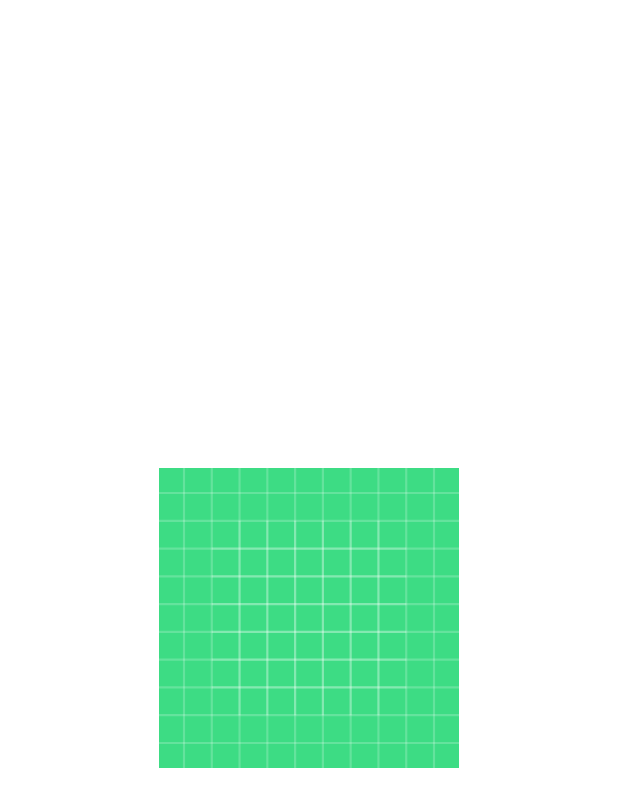
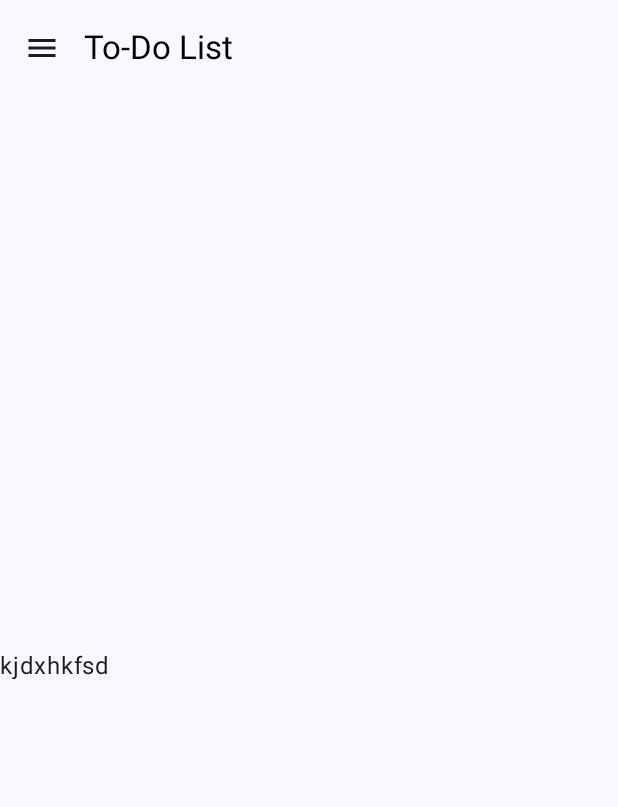
Before and after one commit to radwan-77/lista_project, an Android app built with Jetpack Compose: the composable HomeScreen shown on its own in the app's theme, on a phone screen of 412 x 824 dp. Shown: the top 807 px of the screen. Run offline under Robolectric (Android 15) with nearby library versions, the phone set to English and light mode, and no system bars; 1 statement that could not run was skipped.

Commit message:
day one finished

```diff
--- /dev/null
+++ b/app/src/main/java/com/example/lista/Model/DrawerNavItem.kt
@@ -0,0 +1,3 @@
+package com.example.lista.Model
+
+import androidx.compose.ui.graphics.vector.ImageVector
--- /dev/null
+++ b/app/src/main/java/com/example/lista/Model/DrawerViewModel.kt
@@ -0,0 +1,32 @@
+package com.example.lista.Model
+
+import androidx.compose.material.icons.Icons
+import androidx.compose.material.icons.filled.Home
+import androidx.compose.material.icons.filled.Menu
+import androidx.compose.material3.DrawerValue
+import androidx.compose.material3.rememberDrawerState
+import androidx.compose.runtime.getValue
+import androidx.compose.runtime.mutableIntStateOf
+import androidx.compose.runtime.rememberCoroutineScope
+import androidx.compose.runtime.saveable.rememberSaveable
+import androidx.compose.ui.graphics.vector.ImageVector
+import androidx.lifecycle.ViewModel
+
+class DrawerViewModel : ViewModel() {
+    data class DrawerNavItem (
+    val title: String,
+    val SelectedIcon : ImageVector,
+    val unSelectedIcon : ImageVector,
+    val BadgeCount : Int? = null
+    )
+
+    val itemsDrawerBar = listOf(
+        DrawerViewModel.DrawerNavItem("Home", Icons.Default.Menu, Icons.Default.Menu),
+        DrawerViewModel.DrawerNavItem("Pomodoro", Icons.Default.Menu, Icons.Default.Menu),
+        DrawerViewModel.DrawerNavItem("Profile", Icons.Default.Menu, Icons.Default.Menu)
+    )
+    fun getDrawerItems() = itemsDrawerBar
+
+
+
+}
--- a/app/src/main/java/com/example/lista/Model/Route.kt
+++ b/app/src/main/java/com/example/lista/Model/Route.kt
@@ -7,4 +7,6 @@ object Route
     val forgetPassword = "forgetPassword"
     val register = "register"
     val emailVerification = "emailVerification"
+    val splash = "splash"
+    val WelcomePage = "WelcomePage"
 }
--- a/app/src/main/java/com/example/lista/Screens/home.kt
+++ b/app/src/main/java/com/example/lista/Screens/home.kt
@@ -1,35 +1,143 @@
 package com.example.lista.Screens
 
+
+
+import androidx.compose.material.icons.Icons
+import androidx.compose.material3.*
+import androidx.compose.runtime.saveable.rememberSaveable
+import androidx.compose.ui.Modifier
+import androidx.compose.ui.graphics.Color
+import androidx.compose.ui.unit.dp
+import androidx.lifecycle.viewmodel.compose.viewModel
+import kotlinx.coroutines.launch
+import androidx.compose.material3.Text as Text
 import androidx.compose.foundation.Image
 import androidx.compose.foundation.background
 import androidx.compose.foundation.layout.Arrangement
 import androidx.compose.foundation.layout.Column
+import androidx.compose.foundation.layout.Spacer
 import androidx.compose.foundation.layout.fillMaxSize
+import androidx.compose.foundation.layout.height
+import androidx.compose.foundation.layout.padding
 import androidx.compose.foundation.layout.size
+import androidx.compose.material.icons.filled.Menu
+import androidx.compose.material3.DrawerValue
+import androidx.compose.material3.ExperimentalMaterial3Api
+import androidx.compose.material3.IconButton
+import androidx.compose.material3.MaterialTheme
+import androidx.compose.material3.ModalDrawerSheet
+import androidx.compose.material3.ModalNavigationDrawer
+import androidx.compose.material3.NavigationDrawerItem
+import androidx.compose.material3.NavigationDrawerItemDefaults
+import androidx.compose.material3.Scaffold
+import androidx.compose.material3.SegmentedButtonDefaults.Icon
+import androidx.compose.material3.Surface
+import androidx.compose.material3.Text
+import androidx.compose.material3.TopAppBar
+import androidx.compose.material3.TopAppBarDefaults
+import androidx.compose.material3.rememberDrawerState
 import androidx.compose.runtime.Composable
-import androidx.compose.ui.Alignment
-import androidx.compose.ui.Modifier
-import androidx.compose.ui.graphics.Color
-import androidx.compose.ui.res.painterResource
-import androidx.compose.ui.unit.dp
+import androidx.compose.runtime.getValue
+import androidx.compose.runtime.mutableIntStateOf
+import androidx.compose.runtime.rememberCoroutineScope
+import androidx.compose.runtime.saveable.rememberSaveable
+import androidx.compose.runtime.setValue
+
 import androidx.navigation.NavController
+import com.example.lista.Model.DrawerViewModel
 import com.example.lista.R
+import kotlinx.coroutines.launch
 
+@OptIn(ExperimentalMaterial3Api::class)
 @Composable
-fun HomeScreen(nav: NavController)
+fun HomeScreen(nav: NavController, viewModel: DrawerViewModel = viewModel())
 {
-    Column (
-        modifier = Modifier
-            .fillMaxSize()
-            .background(Color.White) ,
-        verticalArrangement = Arrangement.Center,
-        horizontalAlignment = Alignment.CenterHorizontally
+    var selectedDrawerIndex by rememberSaveable { mutableIntStateOf(0) }
+    val drawerState = rememberDrawerState(initialValue = DrawerValue.Closed)
+    val scope = rememberCoroutineScope()
+    val itemsDrawerBar = listOf(
+        DrawerViewModel.DrawerNavItem("Home", Icons.Default.Menu, Icons.Default.Menu),
+        DrawerViewModel.DrawerNavItem("Pomodoro", Icons.Default.Menu, Icons.Default.Menu),
+        DrawerViewModel.DrawerNavItem("Profile", Icons.Default.Menu, Icons.Default.Menu)
     )
-    {
-        Image(
-            painter = painterResource(id = R.drawable.ic_launcher_background),
-            contentDescription = "Login image",
-            modifier = Modifier.size(200.dp)
-        )
+    Surface(
+        modifier = Modifier.fillMaxSize(),
+        color = MaterialTheme.colorScheme.background
+    ) {
+        ModalNavigationDrawer(
+            drawerState = drawerState,
+            drawerContent = {
+                ModalDrawerSheet {
+                    Spacer(modifier = Modifier.height(12.dp))
+                    itemsDrawerBar.forEachIndexed { index, item ->
+                        NavigationDrawerItem(
+                            label = { Text(text = item.title) },
+                            selected = index == selectedDrawerIndex,
+                            onClick = {
+                                selectedDrawerIndex = index
+                                scope.launch {
+                                    drawerState.close() // Close drawer after selection
+                                }
+                                // Navigate to the corresponding screen
+                                when (index) {
+                                    0 -> nav.navigate("home")
+                                    1 -> nav.navigate("pomodoro")
+                                    2 -> nav.navigate("profile")
+                                }
+                            },
+                            icon = {
+                                Icon(
+                                    imageVector = if (index == selectedDrawerIndex) {
+                                        item.SelectedIcon
+                                    } else {
+                                        item.unSelectedIcon
+                                    },
+                                    contentDescription = item.title
+                                )
+                            },
+                            badge = {
+                                if (item.BadgeCount != null) Text(text = item.BadgeCount.toString())
+                            },
+                            modifier = Modifier.padding(NavigationDrawerItemDefaults.ItemPadding)
+                        )
+                    }
+                }
+            }
+        ) {
+            Scaffold(
+                topBar = {
+                    TopAppBar(
+                        colors = TopAppBarDefaults.largeTopAppBarColors(
+                            containerColor = Color.Transparent,
+                            titleContentColor = Color.Black,
+                        ),
+                        title = { Text("To-Do List") },
+                        navigationIcon = {
+                            IconButton(
+                                onClick = {
+                                    scope.launch { drawerState.open() }
+                                },
+                            ) {
+                                Icon(
+                                    imageVector = Icons.Default.Menu,
+                                    contentDescription = "Menu",
+                                )
+                            }
+                        },
+                    )
+                }
+            ) {
+                Column(
+                    modifier = Modifier
+                        .fillMaxSize()
+                        .padding(it),
+                    verticalArrangement = Arrangement.Center,
+                ){
+                    Text(text = "kjdxhkfsd")
+                }
+            }
+        }
     }
+
+
 }
--- a/app/src/main/java/com/example/lista/ui/theme/BackGroundImage.kt
+++ b/app/src/main/java/com/example/lista/ui/theme/BackGroundImage.kt
@@ -11,7 +11,6 @@ import com.example.lista.R
 
 @Composable
 fun backg()
-
 {
     Image(painter = painterResource(id = R.drawable.background),
         contentDescription =null,
```
Also changed, not shown: app/src/main/java/com/example/lista/MainActivity.kt (+8 -0 lines), app/src/main/java/com/example/lista/Model/BottomNavItem.kt (added, +9 -0 lines), app/src/main/java/com/example/lista/Screens/WelcomePage.kt (added, +35 -0 lines), app/src/main/java/com/example/lista/Screens/login.kt (+15 -13 lines), app/src/main/java/com/example/lista/Screens/splash.kt (added, +35 -0 lines).
